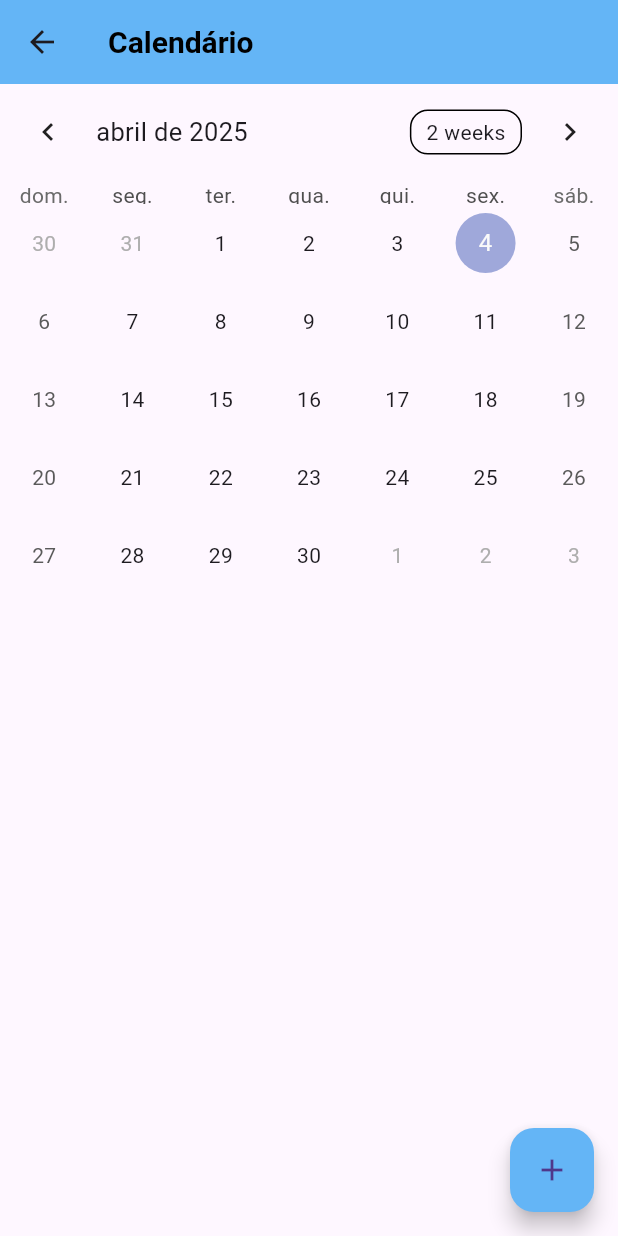
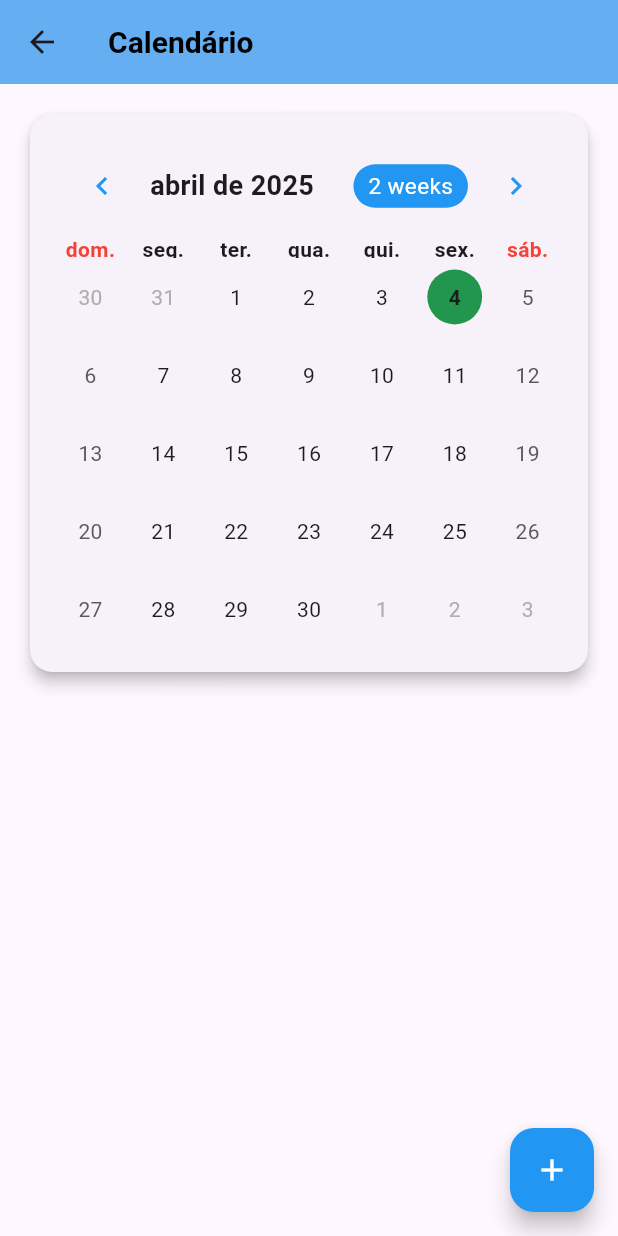
Before and after one commit to larafvitoriano/projeto-final-flutter, a Flutter app: the CalendarScreen screen opened directly, on a phone screen of 412 x 824 dp. Run offline on Flutter 3.47's test engine with Material 3 defaults, Android fonts, the phone set to English and light mode, and no system bars; drawn by our look-alikes of table_calendar; our stand-ins replace cloud_firestore, file_picker, firebase_auth, firebase_core, fl_chart, image_picker and 2 more; accounts and stored records are empty; generated files the repository leaves out were written again.

Commit message:
refac: ajustando calendar screen

```diff
--- a/lib/screens/calendar_screen.dart
+++ b/lib/screens/calendar_screen.dart
@@ -12,90 +12,25 @@
   CalendarFormat _calendarFormat = CalendarFormat.month;
   DateTime _focusedDay = DateTime.now();
   DateTime? _selectedDay;
-  Map<DateTime, List<String>> _events = {}; // Mapa para armazenar eventos
-  TextEditingController _eventTitleController = TextEditingController();
-  TextEditingController _eventDescriptionController = TextEditingController();
-  DateTime _selectedEventDate = DateTime.now(); // Data do evento selecionada no popup
-
-  List<String> _getEventsForDay(DateTime day) {
-    return _events[day] ?? [];
-  }
-
-  void _addEvent(DateTime date, String eventTitle, String eventDescription) {
-    setState(() {
-      if (_events[date] == null) {
-        _events[date] = [];
-      }
-      _events[date]!.add('$eventTitle: $eventDescription');
-    });
-  }
-
-  void _showAddEventDialog(BuildContext context) async {
-    DateTime? pickedDate = await showDatePicker(
-      context: context,
-      initialDate: _selectedEventDate,
-      firstDate: DateTime(2000),
-      lastDate: DateTime(2101),
-    );
-
-    if (pickedDate != null) {
-      setState(() {
-        _selectedEventDate = pickedDate;
-      });
-
-      showDialog(
-        context: context,
-        builder: (context) {
-          return AlertDialog(
-            title: Text('Adicionar Lembrete'),
-            content: Column(
-              mainAxisSize: MainAxisSize.min,
-              children: <Widget>[
-                Text('Data: ${DateFormat('dd/MM/yyyy').format(_selectedEventDate)}'),
-                TextField(
-                  controller: _eventTitleController,
-                  decoration: InputDecoration(labelText: 'Título'),
-                ),
-                TextField(
-                  controller: _eventDescriptionController,
-                  decoration: InputDecoration(labelText: 'Descrição'),
-                ),
-              ],
-            ),
-            actions: <Widget>[
-              TextButton(
-                onPressed: () => Navigator.of(context).pop(),
-                child: Text('Cancelar'),
-              ),
-              TextButton(
-                onPressed: () {
-                  _addEvent(
-                    _selectedEventDate,
-                    _eventTitleController.text,
-                    _eventDescriptionController.text,
-                  );
-                  _eventTitleController.clear();
-                  _eventDescriptionController.clear();
-                  Navigator.of(context).pop();
-                },
-                child: Text('Salvar'),
-              ),
-            ],
-          );
-        },
-      );
-    }
-  }
 
   @override
   Widget build(BuildContext context) {
     return Scaffold(
       appBar: AppBar(
-        title: Text('Calendário'),
+        title: Text('Calendário', style: TextStyle(fontWeight: FontWeight.bold)),
+        backgroundColor: Colors.blue[300], // Cor da AppBar
+        elevation: 2,
       ),
-      body: Column(
+      body: Padding(
+        padding: const EdgeInsets.all(16.0),
+        child: Column(
           children: <Widget>[
-          TableCalendar(
+            Card( // Card para o calendário
+              elevation: 4,
+              shape: RoundedRectangleBorder(borderRadius: BorderRadius.circular(15)),
+              child: Padding(
+                padding: const EdgeInsets.all(16.0),
+                child: TableCalendar(
                   firstDay: DateTime.utc(2010, 10, 16),
                   lastDay: DateTime.utc(2030, 3, 14),
                   focusedDay: _focusedDay,
@@ -121,25 +56,43 @@
                   onPageChanged: (focusedDay) {
                     _focusedDay = focusedDay;
                   },
-            eventLoader: _getEventsForDay,
                   locale: 'pt_BR',
+                  headerStyle: HeaderStyle(
+                    formatButtonTextStyle: TextStyle().copyWith(color: Colors.white, fontSize: 15.0),
+                    formatButtonDecoration: BoxDecoration(
+                      color: Colors.blue,
+                      borderRadius: BorderRadius.circular(16.0),
                     ),
-          Expanded(
-            child: StatefulBuilder(
-              builder: (BuildContext context, StateSetter setState) {
-                return ListView(
-                  children: _getEventsForDay(_selectedDay ?? _focusedDay)
-                      .map((event) => ListTile(title: Text(event)))
-                      .toList(),
-                );
-              },
+                    titleTextStyle: TextStyle(fontWeight: FontWeight.bold, fontSize: 18),
+                    leftChevronIcon: Icon(Icons.chevron_left, color: Colors.blue),
+                    rightChevronIcon: Icon(Icons.chevron_right, color: Colors.blue),
+                  ),
+                  calendarStyle: CalendarStyle(
+                    selectedDecoration: BoxDecoration(
+                      color: Colors.blue,
+                      shape: BoxShape.circle,
+                    ),
+                    selectedTextStyle: TextStyle(color: Colors.white),
+                    todayDecoration: BoxDecoration(
+                      color: Colors.blue.withValues(blue: 0.3),
+                      shape: BoxShape.circle,
+                    ),
+                    todayTextStyle: TextStyle(fontWeight: FontWeight.bold),
+                  ),
+                  daysOfWeekStyle: DaysOfWeekStyle(
+                    weekdayStyle: TextStyle(fontWeight: FontWeight.bold),
+                    weekendStyle: TextStyle(fontWeight: FontWeight.bold, color: Colors.red),
+                  ),
+                ),
               ),
             ),
           ],
         ),
+      ),
       floatingActionButton: FloatingActionButton(
-        onPressed: () => _showAddEventDialog(context),
-        child: Icon(Icons.add),
+        onPressed: () {},
+        child: Icon(Icons.add, color: Colors.white),
+        backgroundColor: Colors.blue,
       ),
     );
   }
```
Lines whose indentation alone changed are shown as unchanged.
